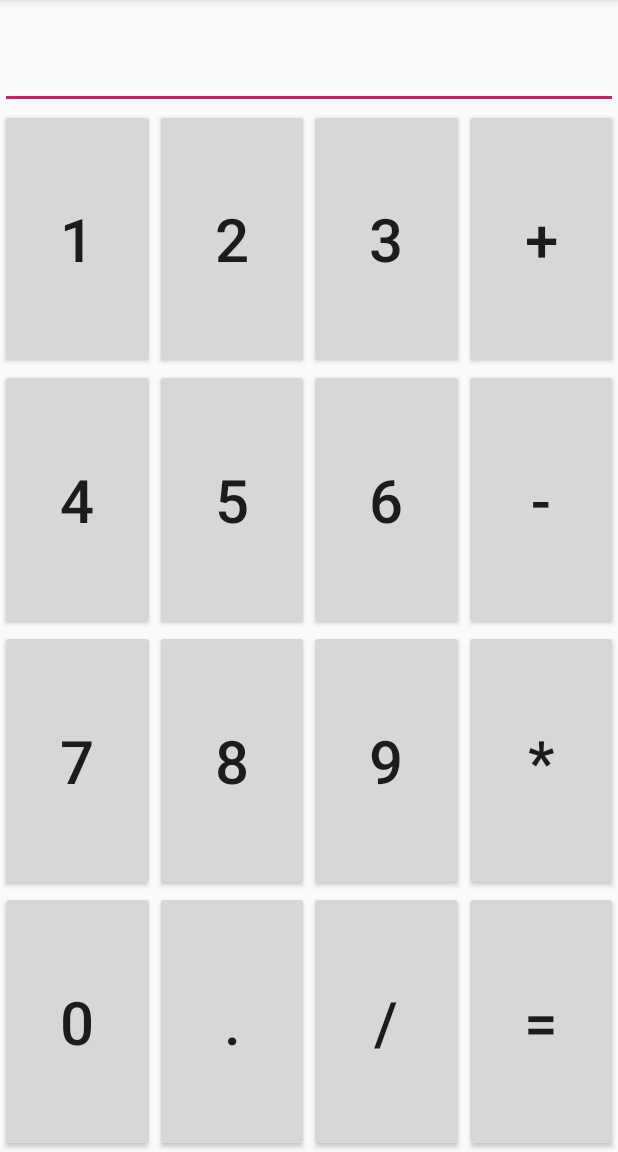
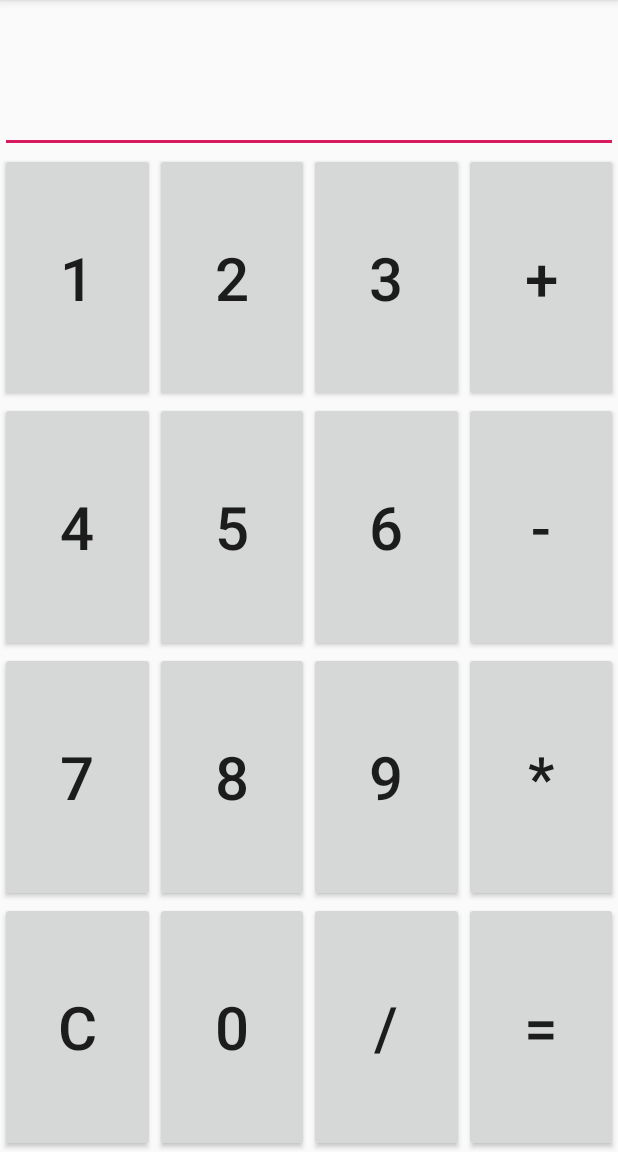
Before and after one commit to UtkrishtaBhattarai/Topic1, an Android app: the screen it shows after launch (CalculatorActivity), on a phone screen of 412 x 824 dp, the part 84-1236 px from its top. Run offline under Robolectric (Android 15) with nearby library versions, the phone set to English and light mode, and no system bars.

```diff
--- a/app/src/main/res/layout/activity_calculator.xml
+++ b/app/src/main/res/layout/activity_calculator.xml
@@ -18,6 +18,8 @@
         android:layout_width="match_parent"
         android:layout_height="wrap_content"
         android:layout_gravity="end"
+        android:textSize="40dp"
+        android:clickable="false"
         android:gravity="right" />
 
     <GridLayout
@@ -146,6 +148,15 @@
             android:textSize="40dp" />
 
         <Button
+            android:id="@+id/btnpoint"
+            android:layout_width="wrap_content"
+            android:layout_height="wrap_content"
+            android:layout_rowWeight="1"
+            android:layout_columnWeight="1"
+            android:text="C"
+            android:textSize="40dp" />
+
+        <Button
             android:id="@+id/btn0"
             android:layout_width="wrap_content"
             android:layout_height="wrap_content"
@@ -154,14 +165,7 @@
             android:text="0"
             android:textSize="40dp" />
 
-        <Button
-            android:id="@+id/btnpoint"
-            android:layout_width="wrap_content"
-            android:layout_height="wrap_content"
-            android:layout_rowWeight="1"
-            android:layout_columnWeight="1"
-            android:text="."
-            android:textSize="40dp" />
+
 
         <Button
             android:id="@+id/btndivide"
```
Also changed, not shown: app/src/main/java/com/example/topic1/CalculatorActivity.java (+31 -4 lines), app/src/main/java/com/example/topic1/CalculatorClass.java (added, +31 -0 lines).
